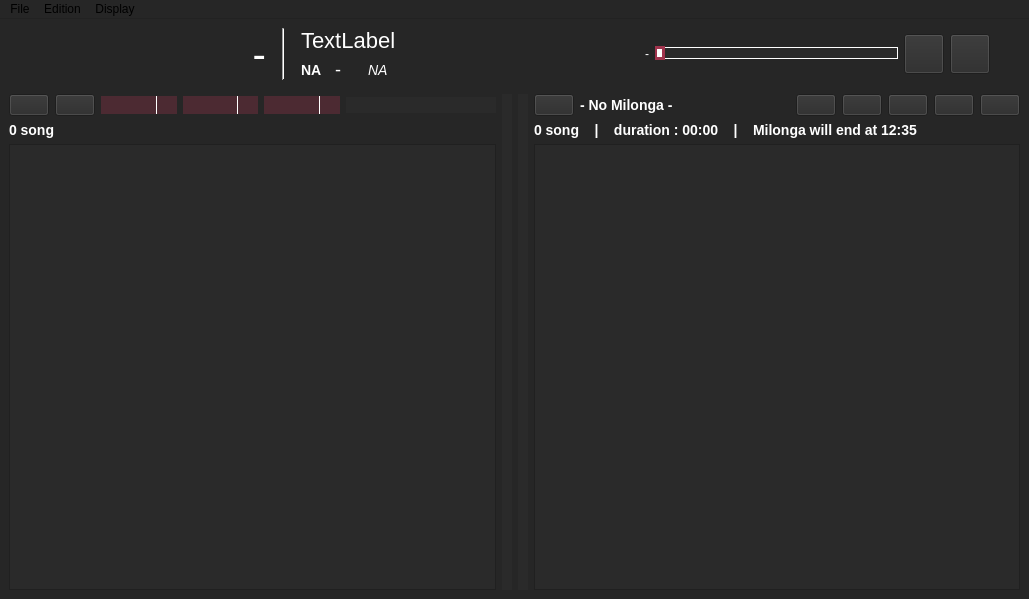
Above: gui/UI_djtango.ui from flccrakers/dj-tango before the change. Below: the same form after it.
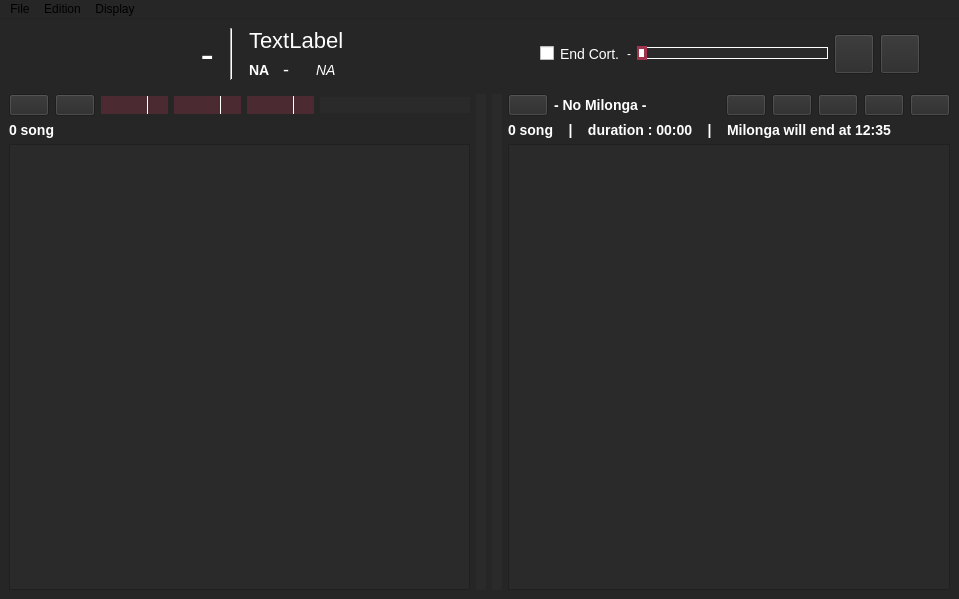
That is the form after the change. Icons and pictures are not drawn.

Commit message: modifié :         bin/DjtangoDialog.py 	modifié :         djtango/UI_details.py 	modifié :         djtango/UI_djtango.py 	modifié :         djtango/UI_infos.py 	modifié :         djtango/UI_infosMilonga.py 	modifié :         djtango/UI_milongaName.py 	modifié :         djtango/UI_preferences.py 	modifié :         djtango/UI_selectmilonga.py 	modifié :         djtango/UI_sideDisplay.py 	modifié :         djtango/UI_tapbpm.py 	modifié :         djtango/form.py 	modifié :         djtango_rc.py 	modifié :         gui/UI_djtango.ui

```diff
--- a/gui/UI_djtango.ui
+++ b/gui/UI_djtango.ui
@@ -6,7 +6,7 @@
    <rect>
     <x>0</x>
     <y>0</y>
-    <width>1029</width>
+    <width>959</width>
     <height>599</height>
    </rect>
   </property>
@@ -362,6 +362,34 @@
         </property>
        </spacer>
       </item>
+      <item>
+       <widget class="QCheckBox" name="checkBoxLetCortinaUntilEnd">
+        <property name="focusPolicy">
+         <enum>Qt::NoFocus</enum>
+        </property>
+        <property name="styleSheet">
+         <string notr="true">QCheckBox{
+	border: none;
+   color: white;
+	font-size: 14px;
+}
+
+QCheckBox::indicator:unchecked {
+	background-color: rgb(42,42,42);   	
+	border: 1px solid white;
+	image: url(../gui/img/checkbox_checked.png);
+}
+
+QCheckBox::indicator:checked {
+	background-color: rgb(160,52,77);  	
+  	border: 1px solid white;  
+}</string>
+        </property>
+        <property name="text">
+         <string extracomment="Continue to paly the cortina until the end">End Cort.</string>
+        </property>
+       </widget>
+      </item>
       <item>
        <widget class="QLabel" name="timeLabel">
         <property name="styleSheet">
@@ -802,10 +830,10 @@
                </colorrole>
                <colorrole role="Base">
                 <brush brushstyle="SolidPattern">
-                 <color alpha="255">
-                  <red>0</red>
-                  <green>0</green>
-                  <blue>0</blue>
+                 <color alpha="80">
+                  <red>160</red>
+                  <green>52</green>
+                  <blue>77</blue>
                  </color>
                 </brush>
                </colorrole>
@@ -1723,7 +1751,7 @@
     <rect>
      <x>0</x>
      <y>0</y>
-     <width>1029</width>
+     <width>959</width>
      <height>22</height>
     </rect>
    </property>
```
The commit also changes 12 other files.
